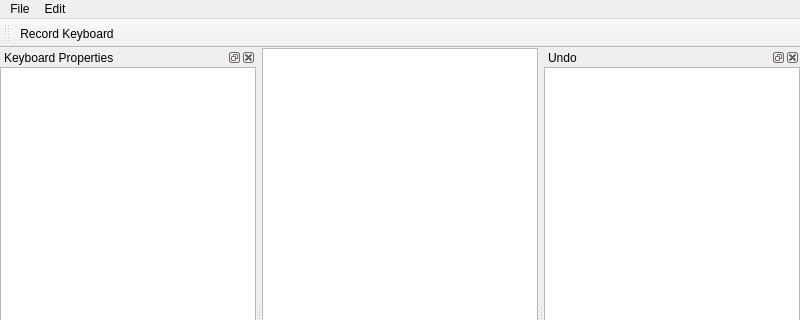
FromtonRouge/KaladriusTrainer, file Sources/Keyboards/KeyboardEditorMainWindow.ui: the form before one commit; both pictures show x 0 to 800 and y 0 to 320 of the 800 by 600 pixel window.
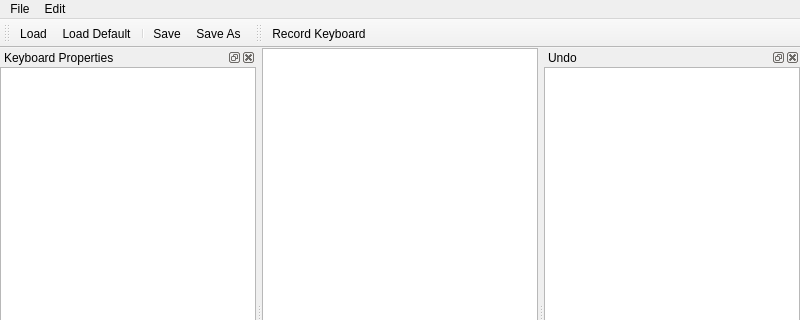
The form after the commit. Icons and pictures are not drawn. Custom widgets are drawn as their Qt base class.

Commit message: Toolbars added in Keyboard and Theory editors

```diff
--- a/Sources/Keyboards/KeyboardEditorMainWindow.ui
+++ b/Sources/Keyboards/KeyboardEditorMainWindow.ui
@@ -147,7 +147,35 @@
   </widget>
   <widget class="QToolBar" name="toolBar">
    <property name="windowTitle">
-    <string>toolBar</string>
+    <string>File ToolBar</string>
+   </property>
+   <property name="iconSize">
+    <size>
+     <width>16</width>
+     <height>16</height>
+    </size>
+   </property>
+   <attribute name="toolBarArea">
+    <enum>TopToolBarArea</enum>
+   </attribute>
+   <attribute name="toolBarBreak">
+    <bool>false</bool>
+   </attribute>
+   <addaction name="actionLoad"/>
+   <addaction name="actionLoad_Default"/>
+   <addaction name="separator"/>
+   <addaction name="actionSave"/>
+   <addaction name="actionSave_As"/>
+  </widget>
+  <widget class="QToolBar" name="toolBarKeyboard">
+   <property name="windowTitle">
+    <string>Keyboard ToolBar</string>
+   </property>
+   <property name="iconSize">
+    <size>
+     <width>16</width>
+     <height>16</height>
+    </size>
    </property>
    <attribute name="toolBarArea">
     <enum>TopToolBarArea</enum>
```
Left out of the diff: 2 changed lines with no effect on the pictures. The commit also changes 1 other file.
